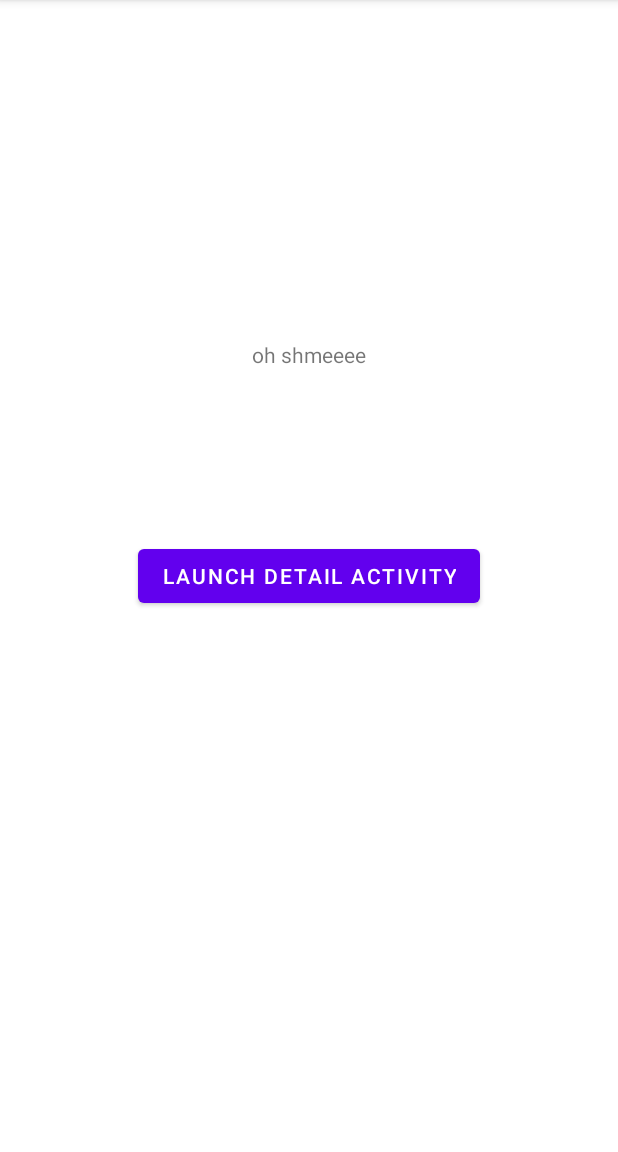
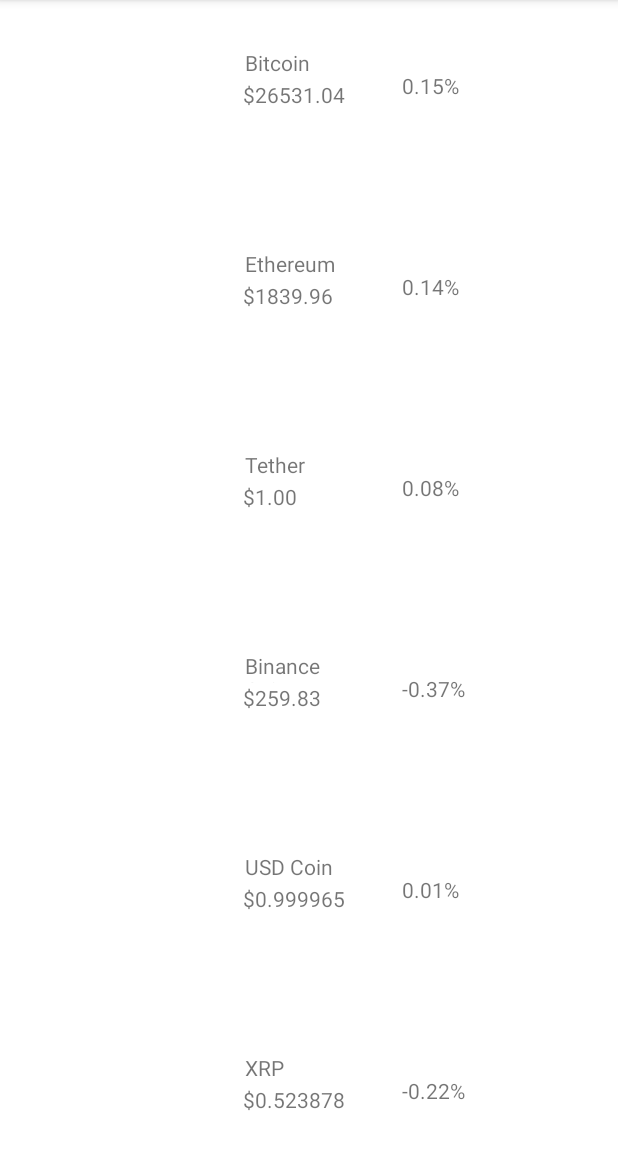
Before and after one commit to z5360660/INFS3634-Lab, an Android app: the screen it shows after launch (MainActivity), on a phone screen of 412 x 824 dp, the part 84-1236 px from its top. Run offline under Robolectric (Android 15) with nearby library versions, the phone set to English and light mode, and no system bars.

Commit message:
Week 4 tut

```diff
--- /dev/null
+++ b/app/src/main/java/au/edu/unsw/infs3634_lab/CryptoAdapter.java
@@ -0,0 +1,84 @@
+package au.edu.unsw.infs3634_lab;
+
+import android.view.LayoutInflater;
+import android.view.View;
+import android.view.ViewGroup;
+import android.widget.ImageView;
+import android.widget.TextView;
+
+import androidx.annotation.NonNull;
+import androidx.recyclerview.widget.RecyclerView;
+
+import org.w3c.dom.Text;
+
+import java.util.ArrayList;
+
+import au.edu.unsw.infs3634_lab.api.Crypto;
+
+public class CryptoAdapter extends RecyclerView.Adapter<CryptoAdapter.CryptoViewHolder> {
+
+    ArrayList<Crypto> cryptoList;
+    ClickListener mListener;
+
+    public CryptoAdapter (ArrayList<Crypto> cryptos, ClickListener listener){
+        cryptoList = cryptos;
+        mListener = listener;
+
+    }
+
+    @NonNull
+    @Override
+    public CryptoViewHolder onCreateViewHolder(@NonNull ViewGroup parent, int viewType) {
+        View view = LayoutInflater.from(parent.getContext())
+                .inflate(R.layout.list_row, parent, false);
+
+        return new CryptoViewHolder(view);
+    }
+
+    @Override
+    public void onBindViewHolder(@NonNull CryptoViewHolder holder, int position) {
+        Crypto cryptoItem = cryptoList.get(position);
+
+        holder.list_name.setText(cryptoItem.getName());
+        holder.list_value.setText("$" + cryptoItem.getPriceUsd());
+        holder.list_change.setText(cryptoItem.getPercentChange1h() + "%");
+
+        holder.itemView.setTag(cryptoItem.getSymbol());
+
+
+
+    }
+
+    @Override
+    public int getItemCount() {
+        return cryptoList.size();
+    }
+
+    public interface ClickListener {
+        void onRowCLick(String symbol);
+    }
+
+    public class CryptoViewHolder extends RecyclerView.ViewHolder {
+        TextView list_name, list_value, list_change;
+        ImageView list_image;
+
+        public CryptoViewHolder(@NonNull View itemView) {
+            super(itemView);
+
+            list_name = itemView.findViewById(R.id.list_name);
+            list_value = itemView.findViewById(R.id.list_value);
+            list_change = itemView.findViewById(R.id.list_change);
+
+            list_image = itemView.findViewById(R.id.list_image);
+
+            itemView.setOnClickListener(new View.OnClickListener() {
+                @Override
+                public void onClick(View view) {
+                    mListener.onRowCLick((String) view.getTag());
+                }
+            });
+
+        }
+    }
+
+        }
--- a/app/src/main/java/au/edu/unsw/infs3634_lab/DetailActivity.java
+++ b/app/src/main/java/au/edu/unsw/infs3634_lab/DetailActivity.java
@@ -13,7 +13,7 @@ import android.widget.TextView;
 import au.edu.unsw.infs3634_lab.api.Crypto;
 
 public class DetailActivity extends AppCompatActivity {
-    public static final String INTENT_MESSAGE = "intent_message";
+    public static final String INTENT_MESSAGE = "Symbol";
     private static final String TAG= "Detail-Activity";
     private TextView detailMessage;
     private Button btnOpenUrl;
@@ -42,7 +42,7 @@ public class DetailActivity extends AppCompatActivity {
             TextView marketCap = findViewById(R.id.CryptoMarketCap);
             ImageView searchButton = findViewById(R.id.SearchButton);
 
-            Crypto crypto = Crypto.getBySymbol(message);
+            Crypto crypto = Crypto.getBySymbol("Symbol");
             if (crypto != null) {
                 name.setText((crypto.getName()));
                 symbol.setText(crypto.getSymbol());
--- a/app/src/main/java/au/edu/unsw/infs3634_lab/MainActivity.java
+++ b/app/src/main/java/au/edu/unsw/infs3634_lab/MainActivity.java
@@ -1,37 +1,45 @@
 package au.edu.unsw.infs3634_lab;
 
 import androidx.appcompat.app.AppCompatActivity;
+import androidx.recyclerview.widget.LinearLayoutManager;
+import androidx.recyclerview.widget.RecyclerView;
 
 import android.content.Intent;
 import android.os.Bundle;
 import android.view.View;
 import android.widget.TextView;
 
-public class MainActivity extends AppCompatActivity {
-    public final static String TAG = "Main-Activity";
-    private TextView btnLaunchDetailActivity;
+import au.edu.unsw.infs3634_lab.api.Crypto;
+
+public class MainActivity extends AppCompatActivity implements CryptoAdapter.ClickListener {
 
     @Override
     protected void onCreate(Bundle savedInstanceState) {
         super.onCreate(savedInstanceState);
         setContentView(R.layout.activity_main);
-        // Find the handle to btnLaunch view element
-        btnLaunchDetailActivity = findViewById(R.id.btnLaunch);
-        // Implement click listener for btnLaunch
-        btnLaunchDetailActivity.setOnClickListener(new View.OnClickListener() {
+
+        RecyclerView cryptoRecyclerView = findViewById(R.id.cryptoRecycler);
+
+        LinearLayoutManager layoutManager = new LinearLayoutManager(getApplicationContext());
+        cryptoRecyclerView.setLayoutManager(layoutManager);
+
+        CryptoAdapter adapter = new CryptoAdapter(Crypto.getCryptoCurrencies(), new CryptoAdapter.ClickListener() {
             @Override
-            public void onClick(View view) {
-                // Call the launcher method
-                launchDetailActivity("BNB");
+            public void onRowCLick(String symbol) {
+                Intent toDetail = new Intent(MainActivity.this, DetailActivity.class);
+                toDetail.putExtra("Symbol", symbol);
+
+                startActivity(toDetail);
             }
         });
+        cryptoRecyclerView.setAdapter(adapter);
     }
 
-    // Called when user taps launch button
-    public void launchDetailActivity(String msg) {
-        Intent intent = new Intent(MainActivity.this, DetailActivity.class);
-        intent.putExtra(DetailActivity.INTENT_MESSAGE, msg);
-        startActivity(intent);
+    @Override
+    public void onRowCLick(String symbol) {
+        Intent toDetail = new Intent(MainActivity.this, DetailActivity.class);
+        toDetail.putExtra("Symbol", symbol);
+
+        startActivity(toDetail);
     }
-
 }
--- a/app/src/main/res/layout/activity_main.xml
+++ b/app/src/main/res/layout/activity_main.xml
@@ -1,30 +1,8 @@
 <?xml version="1.0" encoding="utf-8"?>
-<androidx.constraintlayout.widget.ConstraintLayout xmlns:android="http://schemas.android.com/apk/res/android"
+<androidx.recyclerview.widget.RecyclerView xmlns:android="http://schemas.android.com/apk/res/android"
     xmlns:app="http://schemas.android.com/apk/res-auto"
     xmlns:tools="http://schemas.android.com/tools"
+    android:id="@+id/cryptoRecycler"
     android:layout_width="match_parent"
     android:layout_height="match_parent"
-    tools:context=".MainActivity">
-
-    <TextView
-        android:id="@+id/tvWelcomeMsg"
-        android:layout_width="wrap_content"
-        android:layout_height="wrap_content"
-        android:text="@string/welcome_msg"
-        app:layout_constraintBottom_toBottomOf="parent"
-        app:layout_constraintEnd_toEndOf="parent"
-        app:layout_constraintStart_toStartOf="parent"
-        app:layout_constraintTop_toTopOf="parent"
-        app:layout_constraintVertical_bias="0.303" />
-
-    <Button
-        android:id="@+id/btnLaunch"
-        android:layout_width="wrap_content"
-        android:layout_height="wrap_content"
-        android:text="Launch Detail Activity"
-        app:layout_constraintBottom_toBottomOf="parent"
-        app:layout_constraintEnd_toEndOf="parent"
-        app:layout_constraintStart_toStartOf="parent"
-        app:layout_constraintTop_toTopOf="parent" />
-
-</androidx.constraintlayout.widget.ConstraintLayout>
+    tools:context=".MainActivity"/>
--- /dev/null
+++ b/app/src/main/res/layout/list_row.xml
@@ -0,0 +1,47 @@
+<?xml version="1.0" encoding="utf-8"?>
+<androidx.constraintlayout.widget.ConstraintLayout xmlns:android="http://schemas.android.com/apk/res/android"
+    xmlns:app="http://schemas.android.com/apk/res-auto"
+    xmlns:tools="http://schemas.android.com/tools"
+    android:id="@+id/linearLayout"
+    android:layout_width="match_parent"
+    android:layout_height="wrap_content" >
+
+    <ImageView
+        android:id="@+id/list_image"
+        android:layout_width="118dp"
+        android:layout_height="118dp"
+        android:layout_marginStart="16dp"
+        android:layout_marginTop="16dp"
+        app:layout_constraintStart_toStartOf="parent"
+        app:layout_constraintTop_toTopOf="parent"
+        tools:srcCompat="@tools:sample/avatars" />
+
+    <TextView
+        android:id="@+id/list_name"
+        android:layout_width="76dp"
+        android:layout_height="21dp"
+        android:layout_marginTop="16dp"
+        android:text="Name"
+        app:layout_constraintEnd_toStartOf="@+id/list_change"
+        app:layout_constraintStart_toEndOf="@+id/list_image"
+        app:layout_constraintTop_toTopOf="@+id/list_image" />
+
+    <TextView
+        android:id="@+id/list_value"
+        android:layout_width="78dp"
+        android:layout_height="22dp"
+        android:text="Value"
+        app:layout_constraintEnd_toStartOf="@+id/list_change"
+        app:layout_constraintStart_toEndOf="@+id/list_image"
+        app:layout_constraintTop_toBottomOf="@+id/list_name" />
+
+    <TextView
+        android:id="@+id/list_change"
+        android:layout_width="128dp"
+        android:layout_height="39dp"
+        android:layout_marginEnd="16dp"
+        android:text="Change %"
+        app:layout_constraintBottom_toBottomOf="parent"
+        app:layout_constraintEnd_toEndOf="parent"
+        app:layout_constraintTop_toTopOf="parent" />
+</androidx.constraintlayout.widget.ConstraintLayout>
```
